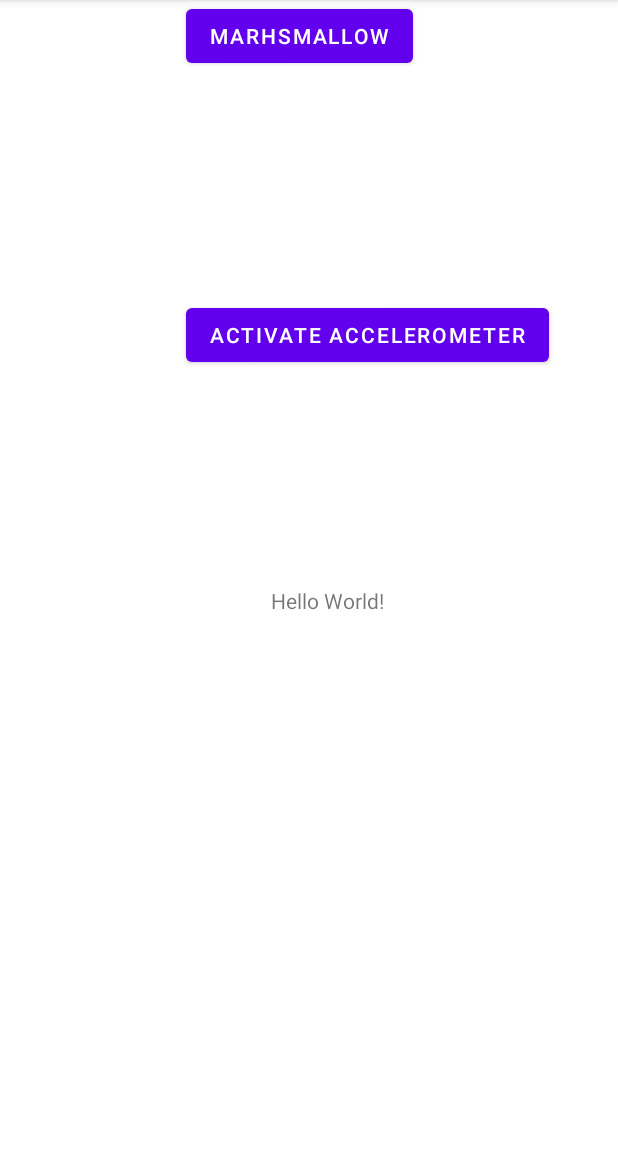
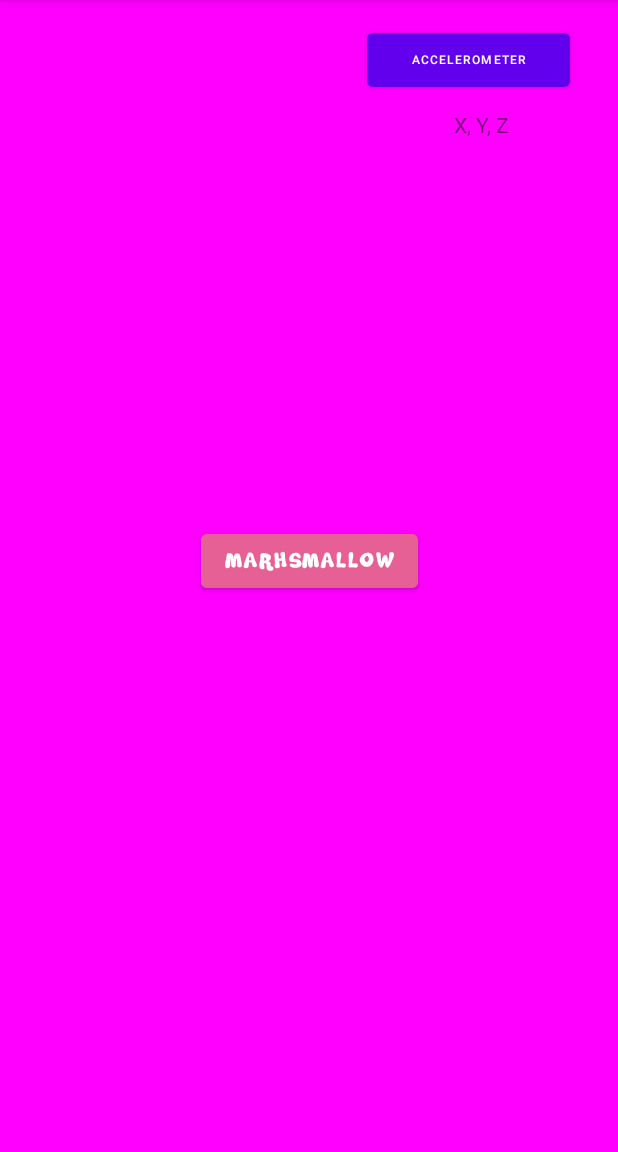
Before and after one commit to tapptorp/Hello-Sensor, an Android app: the screen it shows after launch (MainActivity), on a phone screen of 412 x 824 dp, the part 84-1236 px from its top. Run offline under Robolectric (Android 15) with nearby library versions, the phone set to English and light mode, and no system bars.

Commit message:
Finare färger och lite annat

```diff
--- a/app/src/main/java/com/example/hellosensor/MainActivity.java
+++ b/app/src/main/java/com/example/hellosensor/MainActivity.java
@@ -3,6 +3,7 @@ package com.example.hellosensor;
 import androidx.appcompat.app.AppCompatActivity;
 
 import android.content.Intent;
+import android.graphics.Color;
 import android.hardware.SensorEvent;
 import android.hardware.SensorEventListener;
 import android.hardware.SensorManager;
@@ -33,6 +34,11 @@ public class MainActivity extends AppCompatActivity implements SensorEventListen
 
         Button button2 = findViewById(R.id.button2);
         button2.setOnClickListener(this);
+
+
+        View rootView = getWindow().getDecorView().getRootView();
+
+        rootView.setBackgroundColor(Color.MAGENTA);
 
 
     }
--- a/app/src/main/res/layout/activity_main.xml
+++ b/app/src/main/res/layout/activity_main.xml
@@ -10,32 +10,43 @@
         android:id="@+id/text_accelerometer"
         android:layout_width="wrap_content"
         android:layout_height="wrap_content"
-        android:layout_marginStart="24dp"
         android:layout_marginTop="32dp"
-        android:text="Hello World!"
+        android:background="#008BC34A"
+        android:text="X, Y, Z"
         app:layout_constraintBottom_toBottomOf="parent"
         app:layout_constraintEnd_toEndOf="parent"
+        app:layout_constraintHorizontal_bias="0.807"
         app:layout_constraintStart_toStartOf="parent"
-        app:layout_constraintTop_toTopOf="parent" />
+        app:layout_constraintTop_toTopOf="parent"
+        app:layout_constraintVertical_bias="0.058"
+        tools:ignore="HardcodedText" />
 
     <Button
         android:id="@+id/button1"
-        android:layout_width="wrap_content"
-        android:layout_height="wrap_content"
-        android:layout_marginStart="124dp"
-        android:layout_marginTop="151dp"
-        android:text="Activate accelerometer"
+        android:layout_width="135dp"
+        android:layout_height="48dp"
+        android:text="Accelerometer"
+        android:textSize="8sp"
+        app:layout_constraintBottom_toBottomOf="parent"
+        app:layout_constraintEnd_toEndOf="parent"
+        app:layout_constraintHorizontal_bias="0.884"
         app:layout_constraintStart_toStartOf="parent"
-        app:layout_constraintTop_toBottomOf="@+id/button2"
+        app:layout_constraintTop_toTopOf="parent"
+        app:layout_constraintVertical_bias="0.022"
         tools:ignore="MissingConstraints" />
 
     <Button
         android:id="@+id/button2"
         android:layout_width="wrap_content"
         android:layout_height="wrap_content"
-        android:layout_marginStart="124dp"
+        android:backgroundTint="#C9E66591"
+        android:fontFamily="@font/marshmallowfont"
         android:text="Marhsmallow"
+        app:layout_constraintBottom_toBottomOf="parent"
+        app:layout_constraintEnd_toEndOf="parent"
         app:layout_constraintStart_toStartOf="parent"
-        app:layout_constraintTop_toTopOf="parent" />
+        app:layout_constraintTop_toTopOf="parent"
+        app:layout_constraintVertical_bias="0.486" />
+
 
 </androidx.constraintlayout.widget.ConstraintLayout>
```
Also changed, not shown: app/src/main/java/com/example/hellosensor/ActivityMarshmallow.java (+55 -64 lines), app/src/main/res/layout/activity_marshmallow.xml (+32 -6 lines), app/src/main/res/font/marshmallowfont.otf (added).
